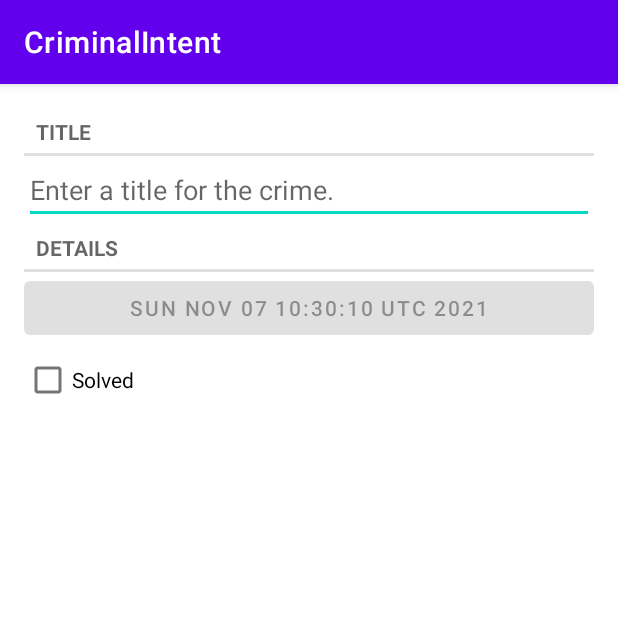
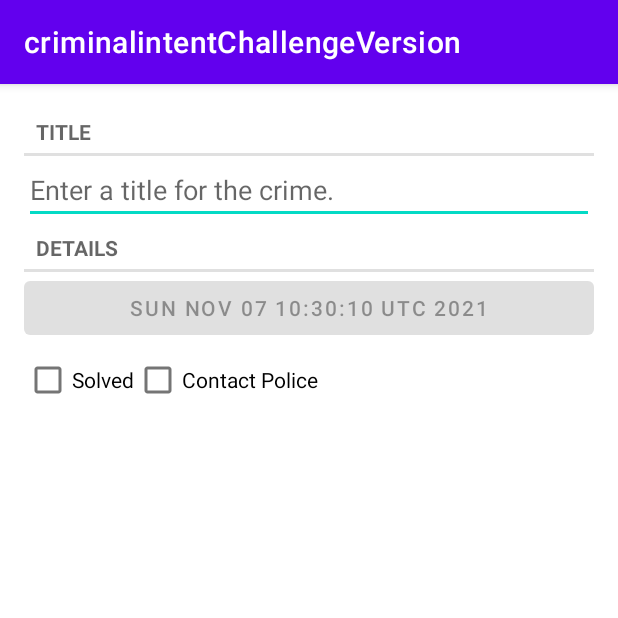
Before and after one commit to daniel-iroka/Criminal-Intent-App, an Android app: the fragment CrimeFragment shown on its own in the app's theme, on a phone screen of 412 x 824 dp, the top half of it. Run offline under Robolectric (Android 15) with nearby library versions, the phone set to English and light mode, and no system bars; our stand-ins replace Room's generated code.

Commit message:
FINALLY FIXED A 3 DAY BUGGgit status

```diff
--- a/app/build.gradle
+++ b/app/build.gradle
@@ -9,7 +9,7 @@ android {
     buildToolsVersion "31.0.0"
 
     defaultConfig {
-        applicationId "com.bignerdranch.android.criminalintent2"
+        applicationId "com.bignerdranch.android.criminalintentChallengeVersion"
         minSdkVersion 21
         targetSdkVersion 31
         versionCode 1
--- a/app/src/main/AndroidManifest.xml
+++ b/app/src/main/AndroidManifest.xml
@@ -1,15 +1,16 @@
 <?xml version="1.0" encoding="utf-8"?>
 <manifest xmlns:android="http://schemas.android.com/apk/res/android"
-    package="com.bignerdranch.android.criminalintent2">
+    package="com.bignerdranch.android.criminalintentChallengeVersion">
 
     <application
+        android:name="com.bignerdranch.android.criminalintentChallengeVersion.CriminalIntentApplication"
         android:allowBackup="true"
         android:icon="@mipmap/ic_launcher"
         android:label="@string/app_name"
         android:roundIcon="@mipmap/ic_launcher_round"
         android:supportsRtl="true"
         android:theme="@style/Theme.CriminalIntent">
-        <activity android:name=".MainActivity"
+        <activity android:name="com.bignerdranch.android.criminalintentChallengeVersion.MainActivity"
             android:exported="true">
             <intent-filter>
                 <action android:name="android.intent.action.MAIN" />
--- a/app/src/main/java/com/bignerdranch/android/criminalintent2/Crime.kt
+++ b/app/src/main/java/com/bignerdranch/android/criminalintentChallengeVersion/Crime.kt
@@ -1,4 +1,4 @@
-package com.bignerdranch.android.criminalintent2
+package com.bignerdranch.android.criminalintentChallengeVersion
 
 import androidx.room.Entity
 import androidx.room.PrimaryKey
@@ -9,5 +9,5 @@ import java.util.*
 
 // This is a data class that will hold the list data for the crimes
 @Entity
-data class Crime(@PrimaryKey val id: UUID = UUID.randomUUID(), var requiresPolice: Int = 2, var title : String = "", var date: Date = Date(), var isSolved: Boolean = false,
+data class Crime(@PrimaryKey val id: UUID = UUID.randomUUID(), var title : String = "", var date: Date = Date(), var isSolved: Boolean = false,
                  var contactPolice: String = "Contact Police")
--- a/app/src/main/java/com/bignerdranch/android/criminalintent2/CrimeFragment.kt
+++ b/app/src/main/java/com/bignerdranch/android/criminalintentChallengeVersion/CrimeFragment.kt
@@ -1,4 +1,4 @@
-package com.bignerdranch.android.criminalintent2
+package com.bignerdranch.android.criminalintentChallengeVersion
 
 import android.os.Bundle
 import android.text.Editable
--- a/app/src/main/java/com/bignerdranch/android/criminalintent2/CrimeListViewModel.kt
+++ b/app/src/main/java/com/bignerdranch/android/criminalintentChallengeVersion/CrimeListViewModel.kt
@@ -1,4 +1,4 @@
-package com.bignerdranch.android.criminalintent2
+package com.bignerdranch.android.criminalintentChallengeVersion
 
 import androidx.lifecycle.ViewModel
 
--- a/app/src/main/java/com/bignerdranch/android/criminalintent2/CriminalIntentApplication.kt
+++ b/app/src/main/java/com/bignerdranch/android/criminalintentChallengeVersion/CriminalIntentApplication.kt
@@ -1,4 +1,4 @@
-package com.bignerdranch.android.criminalintent2
+package com.bignerdranch.android.criminalintentChallengeVersion
 
 import android.app.Application
 
--- a/app/src/main/java/com/bignerdranch/android/criminalintent2/database/CrimeDao.kt
+++ b/app/src/main/java/com/bignerdranch/android/criminalintentChallengeVersion/database/CrimeDao.kt
@@ -1,9 +1,9 @@
-package com.bignerdranch.android.criminalintent2.database
+package com.bignerdranch.android.criminalintentChallengeVersion.database
 
 import androidx.lifecycle.LiveData
 import androidx.room.Dao
 import androidx.room.Query
-import com.bignerdranch.android.criminalintent2.Crime
+import com.bignerdranch.android.criminalintentChallengeVersion.Crime
 import java.util.*
 
 /** THIS IS THE CHALLENGE VERSION OF CRIMINAL INTENT **/
--- a/app/src/main/java/com/bignerdranch/android/criminalintent2/database/CrimeTypeConverters.kt
+++ b/app/src/main/java/com/bignerdranch/android/criminalintentChallengeVersion/database/CrimeTypeConverters.kt
@@ -1,4 +1,4 @@
-package com.bignerdranch.android.criminalintent2.database
+package com.bignerdranch.android.criminalintentChallengeVersion.database
 
 import androidx.room.TypeConverter
 import java.util.*
--- a/app/src/main/res/layout/fragment_crime.xml
+++ b/app/src/main/res/layout/fragment_crime.xml
@@ -30,11 +30,26 @@
         android:layout_height="wrap_content"
         tools:text="Thurs, Sept 14, 2021"/>
 
-
-    <CheckBox
-        android:id="@+id/crime_solved"
+    <LinearLayout
         android:layout_width="match_parent"
         android:layout_height="wrap_content"
-        android:text="@string/crime_solved_label"/>
+        android:orientation="horizontal">
+
+        <CheckBox
+            android:id="@+id/crime_solved"
+            android:layout_width="wrap_content"
+            android:layout_height="wrap_content"
+            android:text="@string/crime_solved_label"/>
+
+        <CheckBox
+            android:id="@+id/contact_police"
+            android:layout_width="133dp"
+            android:layout_height="wrap_content"
+            android:text="@string/contact_police" />
+
+
+
+    </LinearLayout>
+
 
 </LinearLayout>
--- a/app/src/main/res/values/strings.xml
+++ b/app/src/main/res/values/strings.xml
@@ -1,9 +1,10 @@
 <resources>
-    <string name="app_name">CriminalIntent</string>
+    <string name="app_name">criminalintentChallengeVersion</string>
     <string name="crime_title_hint">Enter a title for the crime.</string>
     <string name="crime_title_label">Title</string>
     <string name="crime_details_label">Details</string>
     <string name="crime_solved_label">Solved</string>
     <string name="crime_date">Crime Date</string>
     <string name="crime_title">Crime Title</string>
+    <string name="contact_police">Contact Police</string>
 </resources>
```
Also changed, not shown: app/src/main/java/com/bignerdranch/android/criminalintentChallengeVersion/CrimeListFragment.kt (renamed from app/src/main/java/com/bignerdranch/android/criminalintent2/CrimeListFragment.kt, +38 -6 lines), app/src/main/java/com/bignerdranch/android/criminalintentChallengeVersion/CrimeRepository.kt (renamed from app/src/main/java/com/bignerdranch/android/criminalintent2/CrimeRepository.kt, +6 -5 lines), app/src/main/java/com/bignerdranch/android/criminalintentChallengeVersion/MainActivity.kt (renamed from app/src/main/java/com/bignerdranch/android/criminalintent2/MainActivity.kt, +12 -2 lines), app/src/main/java/com/bignerdranch/android/criminalintentChallengeVersion/database/CrimeDatabase.kt (renamed from app/src/main/java/com/bignerdranch/android/criminalintent2/database/CrimeDatabase.kt, +13 -3 lines), 4 other files.
